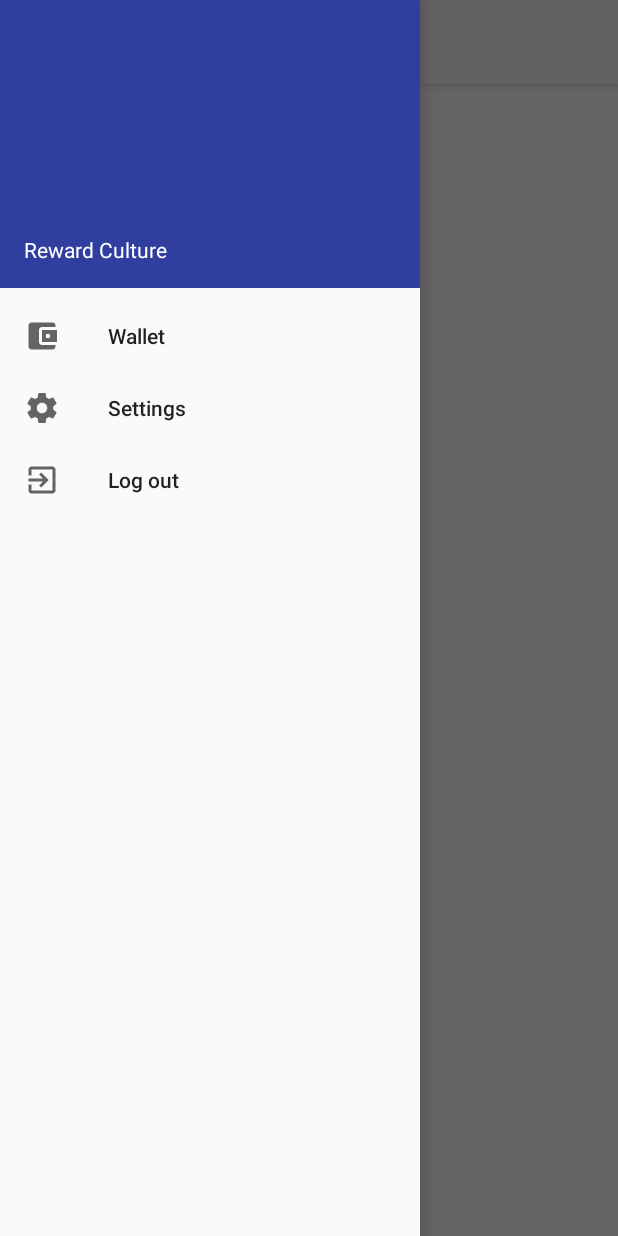
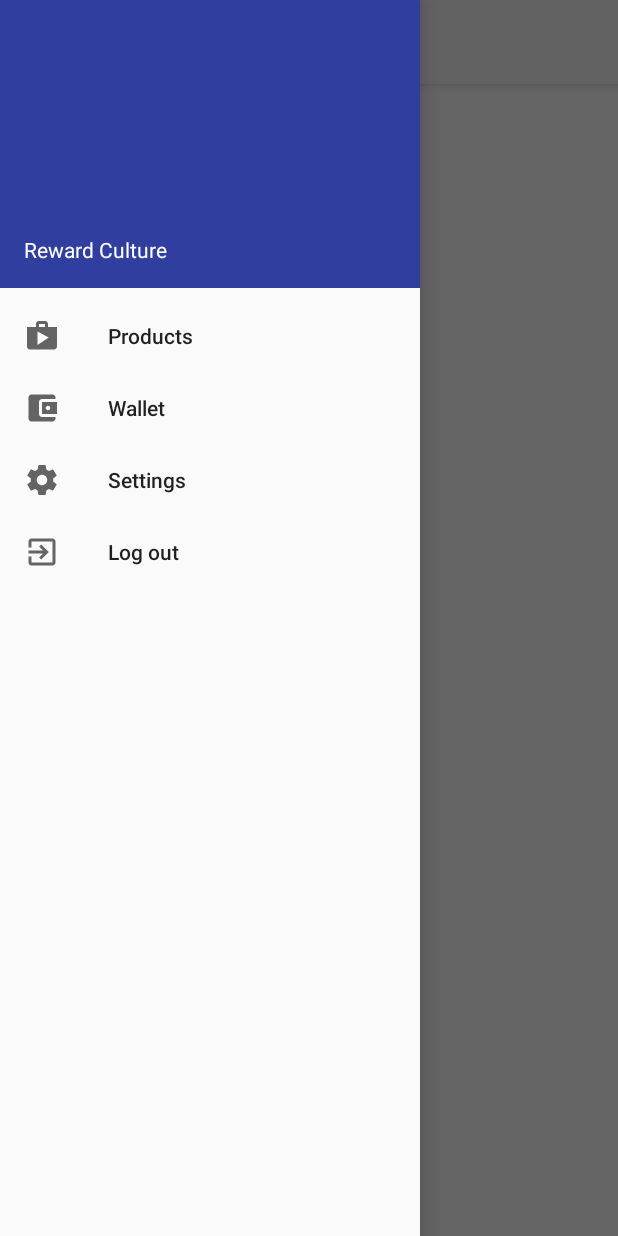
Before and after one commit to trungngv/rewardculture, an Android app: the screen it shows after launch (MainActivity), with the side drawer open, on a phone screen of 412 x 824 dp. Run offline under Robolectric (Android 15) with nearby library versions, the phone set to English and light mode, and no system bars; our stand-ins replace ButterKnife, Firebase (no records; nobody signed in at launch, a user with empty details on screens opened directly); libraries missing offline, so code that uses them is left out: com.firebase.ui; 1 statement that could not run was skipped.

Commit message:
Set up nav drawer and fragment in main activity for switching between Wallet and Products

```diff
--- a/app/build.gradle
+++ b/app/build.gradle
@@ -20,6 +20,7 @@ android {
 
 dependencies {
     implementation 'com.github.bumptech.glide:glide:4.6.1'
+    implementation 'com.android.support:support-v4:27.1.1'
     annotationProcessor 'com.github.bumptech.glide:compiler:4.7.1'
 
     implementation fileTree(dir: 'libs', include: ['*.jar'])
--- /dev/null
+++ b/app/src/main/res/drawable/ic_shop.xml
@@ -0,0 +1,9 @@
+<vector xmlns:android="http://schemas.android.com/apk/res/android"
+        android:width="24dp"
+        android:height="24dp"
+        android:viewportWidth="24.0"
+        android:viewportHeight="24.0">
+    <path
+        android:fillColor="#FF000000"
+        android:pathData="M16,6L16,4c0,-1.11 -0.89,-2 -2,-2h-4c-1.11,0 -2,0.89 -2,2v2L2,6v13c0,1.11 0.89,2 2,2h16c1.11,0 2,-0.89 2,-2L22,6h-6zM10,4h4v2h-4L10,4zM9,18L9,9l7.5,4L9,18z"/>
+</vector>
--- /dev/null
+++ b/app/src/main/res/layout/activity_categories.xml
@@ -0,0 +1,6 @@
+<?xml version="1.0" encoding="utf-8"?>
+<ListView xmlns:android="http://schemas.android.com/apk/res/android"
+    android:id="@android:id/list"
+    android:layout_width="match_parent"
+    android:layout_height="match_parent"
+    android:gravity="center" />
--- a/app/src/main/res/layout/activity_main.xml
+++ b/app/src/main/res/layout/activity_main.xml
@@ -22,9 +22,9 @@
             app:layout_constraintStart_toStartOf="parent"
             app:popupTheme="@style/ThemeOverlay.AppCompat.Light" />
 
-        <!-- Layout to contain contents of main body of screen (drawer will slide over this) -->
-        <ListView xmlns:android="http://schemas.android.com/apk/res/android"
-            android:id="@+id/listview"
+        <!-- Layout to contain fragment contents -->
+        <FrameLayout
+            android:id="@+id/fragment_container"
             android:layout_width="0dp"
             android:layout_height="0dp"
             android:gravity="center"
@@ -32,6 +32,7 @@
             app:layout_constraintEnd_toEndOf="parent"
             app:layout_constraintStart_toStartOf="parent"
             app:layout_constraintTop_toBottomOf="@+id/toolbar" />
+
     </android.support.constraint.ConstraintLayout>
 
     <!-- Container for contents of drawer - use NavigationView to make configuration easier -->
--- a/app/src/main/res/menu/drawer_view.xml
+++ b/app/src/main/res/menu/drawer_view.xml
@@ -3,6 +3,11 @@
     android:layout_width="match_parent"
     android:layout_height="match_parent">
     <group android:checkableBehavior="single">
+        <item
+            android:id="@+id/nav_products"
+            android:icon="@drawable/ic_shop"
+            android:title="@string/products" />
+
         <item
             android:id="@+id/nav_wallet"
             android:icon="@drawable/ic_wallet"
--- a/app/src/main/res/values/strings.xml
+++ b/app/src/main/res/values/strings.xml
@@ -1,5 +1,5 @@
 <resources>
-	<string name="app_name">Reward Culture</string>
+    <string name="app_name">Reward Culture</string>
     <string name="review">Review</string>
     <string name="research">Research</string>
     <string name="send">Send</string>
@@ -86,4 +86,5 @@
     <string name="wallet">Wallet</string>
     <string name="logout">Log out</string>
     <string name="settings">Settings</string>
+    <string name="products">Products</string>
 </resources>
```
Also changed, not shown: app/src/main/java/com/rewardculture/view/MainActivity.java (+58 -89 lines), app/src/main/java/com/rewardculture/view/MainCategoriesFragment.java (added, +112 -0 lines).
